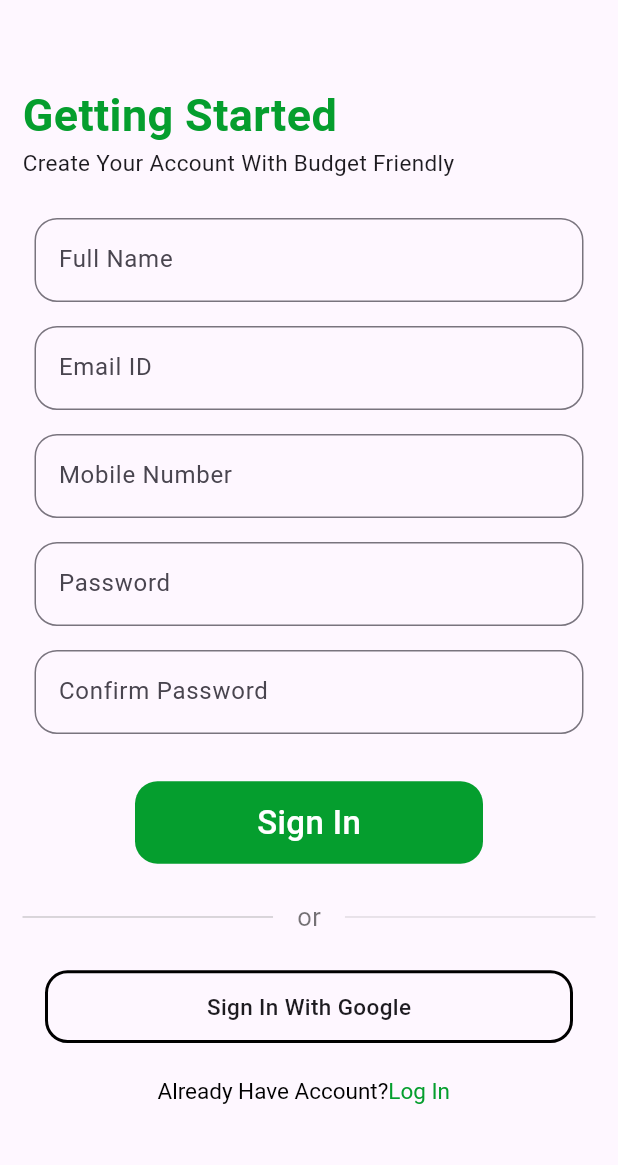
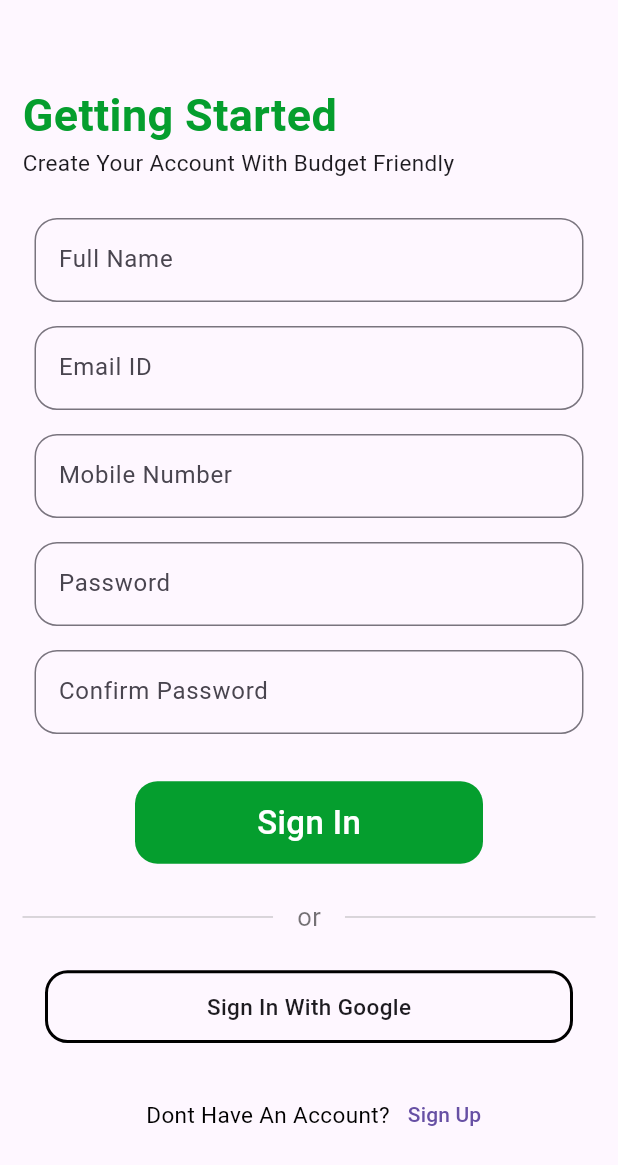
Before and after one commit to MauryaAayush/budget_tracker_app, a Flutter app: the screen it shows after launch, on a phone screen of 412 x 824 dp. Shown: the top 1165 px of the screen. Run offline on Flutter 3.47's test engine with Material 3 defaults, Android fonts, the phone set to English and light mode, and no system bars; our stand-ins replace image_picker; missing offline and left inert: curved_nav_bar.

Commit message:
Radhey radhey

```diff
--- a/lib/view/screens/log_in/login.dart
+++ b/lib/view/screens/log_in/login.dart
@@ -123,17 +123,12 @@ class _LogInState extends State<LogIn> {
                 ),
               ),
               SizedBox(
-                height: height / 35,
+                height: height / 45,
               ),
+
               Padding(
-                padding: const EdgeInsets.symmetric(horizontal: 80),
+                padding:  EdgeInsets.only(left: width/5),
                 child: Row(
-
-                    // text: 'Dont Have An Account?',
-                    // style: TextStyle(
-                    //   color: Colors.black,
-                    //   fontSize: 15,
-                    // ),
                     children: [
                       Text("Dont Have An Account?",style: TextStyle(
                         fontSize: 15,
@@ -141,25 +136,12 @@ class _LogInState extends State<LogIn> {
                       ),),
 
                       TextButton(onPressed: () {
+                      }, child: Text("Sign Up"))
 
-                      }, child: Text("Log in"))
 
-                      // GestureDetector(
-                      //zcx
-                      //
-                      //
-                      //   // child: TextSpan(
-                      //   //   text: 'Sign In',
-                      //   //   style: TextStyle(
-                      //   //     color: Color(0xff059E2E),
-                      //   //     fontSize: 15,
-                      //   //   ),
-                      //   // ),
-                      // )
-                      //
                     ],
                   ),
-                ),
+              ),
 
             ],
           ),
--- a/lib/view/screens/sign_up/sign_up.dart
+++ b/lib/view/screens/sign_up/sign_up.dart
@@ -104,7 +104,7 @@ class _SignUpState extends State<SignUp> {
                   ),
                   Expanded(
                     child: Container(
-                      height: 0.3,
+                      height: 0.5,
                       width: width,
                       color: Colors.grey,
                     ),
@@ -138,27 +138,25 @@ class _SignUpState extends State<SignUp> {
               SizedBox(
                 height: height / 35,
               ),
+
               Padding(
-                padding: const EdgeInsets.symmetric(horizontal: 90),
-                child: RichText(
-                  text: const TextSpan(
-                    text: 'Already Have Account?',
-                    style: TextStyle(
-                      color: Colors.black,
-                      fontSize: 15,
-                    ),
-                    children: [
-                      TextSpan(
-                        text: 'Log In',
-                        style: TextStyle(
-                          color: Color(0xff059E2E),
-                          fontSize: 15,
-                        ),
-                      ),
-                    ],
-                  ),
+                padding:  EdgeInsets.only(left: width/5),
+                child: Row(
+                  children: [
+                    Text("Dont Have An Account?",style: TextStyle(
+                        fontSize: 15,
+                        color: Colors.black
+                    ),),
+
+                    TextButton(onPressed: () {
+                    }, child: Text("Sign Up"))
+
+
+                  ],
                 ),
               ),
+
+
             ],
           ),
         ),
```
